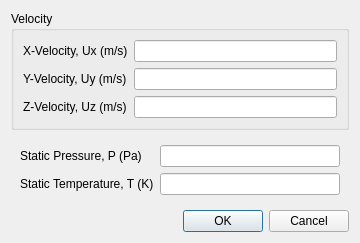
Old version of the form view/setup/boundary_conditions/supersonic_inflow_dialog.ui in the repository nextfoam/baram.
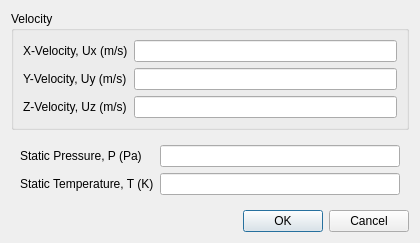
New version of the form.

What changed in the file:
```diff
--- a/view/setup/boundary_conditions/supersonic_inflow_dialog.ui
+++ b/view/setup/boundary_conditions/supersonic_inflow_dialog.ui
@@ -6,13 +6,13 @@
    <rect>
     <x>0</x>
     <y>0</y>
-    <width>360</width>
+    <width>420</width>
     <height>236</height>
    </rect>
   </property>
   <property name="minimumSize">
    <size>
-    <width>360</width>
+    <width>420</width>
     <height>0</height>
    </size>
   </property>
```
